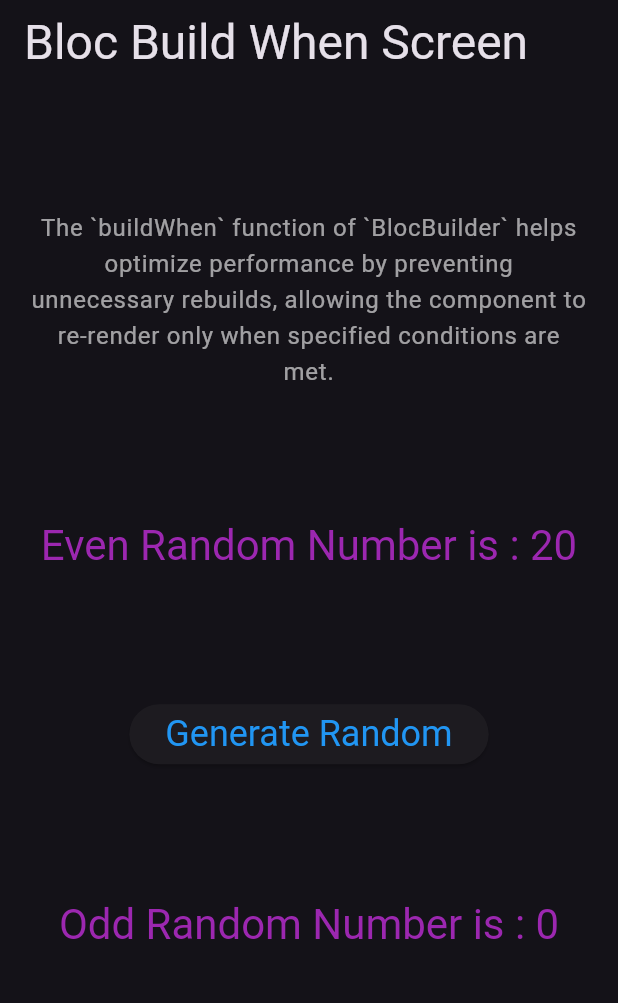
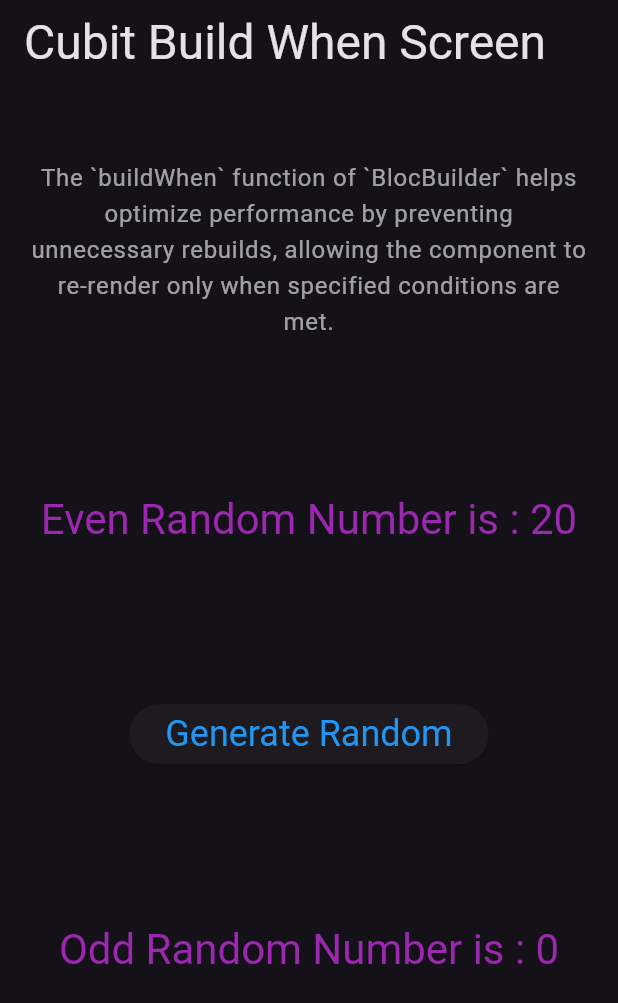
Before and after one commit to jinosh05/flutter_builders_eample, a Flutter app: the screen it shows after launch, after a tap on "Generate Random", on a phone screen of 412 x 824 dp. Shown: the top 1003 px of the screen. Run offline on Flutter 3.47's test engine with Material 3 defaults, Android fonts, the phone set to English and light mode, and no system bars; our stand-ins replace bloc, flutter_bloc, nested.

Commit message:
CubitBuildWhenScreen completed

```diff
--- a/lib/builders/bloc_build_when/build_when_screen.dart
+++ b/lib/builders/bloc_build_when/bloc_build_when_screen.dart
@@ -2,8 +2,8 @@
 import "package:flutter_bloc/flutter_bloc.dart";
 import "package:flutter_builders_eample/builders/bloc_build_when/bloc/build_when_bloc.dart";
 
-class BuildWhenScreen extends StatelessWidget {
-  const BuildWhenScreen({super.key});
+class BlocBuildWhenScreen extends StatelessWidget {
+  const BlocBuildWhenScreen({super.key});
 
   @override
   Widget build(final BuildContext context) {
--- /dev/null
+++ b/lib/builders/cubit_build_when/cubit/build_when_cubit.dart
@@ -0,0 +1,15 @@
+import "dart:math";
+
+import "package:bloc/bloc.dart";
+import "package:meta/meta.dart";
+
+part "build_when_state.dart";
+
+class BuildWhenCubit extends Cubit<BuildWhenState> {
+  BuildWhenCubit() : super(BuildWhenCubitState(0));
+
+  void generateRandNumber() {
+    final int rand = Random().nextInt(100);
+    emit(BuildWhenCubitState(rand));
+  }
+}
--- /dev/null
+++ b/lib/builders/cubit_build_when/cubit/build_when_state.dart
@@ -0,0 +1,9 @@
+part of "build_when_cubit.dart";
+
+@immutable
+sealed class BuildWhenState {}
+
+final class BuildWhenCubitState extends BuildWhenState {
+  BuildWhenCubitState(this.value);
+  final int value;
+}
--- /dev/null
+++ b/lib/builders/cubit_build_when/cubit_build_when_screen.dart
@@ -0,0 +1,93 @@
+import "package:flutter/material.dart";
+import "package:flutter_bloc/flutter_bloc.dart";
+import "package:flutter_builders_eample/builders/cubit_build_when/cubit/build_when_cubit.dart";
+
+class CubitBuildWhenScreen extends StatelessWidget {
+  const CubitBuildWhenScreen({super.key});
+
+  @override
+  Widget build(final BuildContext context) {
+    final BuildWhenCubit cubit = context.read<BuildWhenCubit>();
+    final double w = MediaQuery.sizeOf(context).width / 100;
+    return Scaffold(
+      appBar: AppBar(
+        title: Text(
+          "Cubit Build When Screen",
+          style: Theme.of(context).textTheme.headlineLarge,
+        ),
+      ),
+      body: Column(
+        mainAxisAlignment: MainAxisAlignment.spaceAround,
+        children: <Widget>[
+          Padding(
+            padding: EdgeInsets.symmetric(
+              horizontal: w * 5,
+            ),
+            child: Text(
+              "The `buildWhen` function of `BlocBuilder` helps optimize performance by preventing unnecessary rebuilds, allowing the component to re-render only when specified conditions are met.",
+              textAlign: TextAlign.center,
+              style: Theme.of(context).textTheme.bodyLarge!.copyWith(
+                    color: Colors.white60,
+                  ),
+            ),
+          ),
+          BlocBuilder<BuildWhenCubit, BuildWhenState>(
+            buildWhen: (
+              final BuildWhenState previous,
+              final BuildWhenState current,
+            ) {
+              if (current is BuildWhenCubitState) {
+                return current.value.isEven;
+              }
+              return false;
+            },
+            builder: (final BuildContext context, final BuildWhenState state) {
+              if (state is BuildWhenCubitState) {
+                return Text(
+                  "Even Random Number is : ${state.value}",
+                  style: Theme.of(context).textTheme.headlineMedium!.copyWith(
+                        color: Colors.purple,
+                      ),
+                );
+              }
+              return const Text("");
+            },
+          ),
+          ElevatedButton(
+            onPressed: cubit.generateRandNumber,
+            child: Text(
+              "Generate Random",
+              style: Theme.of(context)
+                  .textTheme
+                  .headlineSmall!
+                  .copyWith(color: Colors.blue),
+            ),
+          ),
+          BlocBuilder<BuildWhenCubit, BuildWhenState>(
+            buildWhen: (
+              final BuildWhenState previous,
+              final BuildWhenState current,
+            ) {
+              if (current is BuildWhenCubitState) {
+                return current.value.isOdd;
+              }
+              return false;
+            },
+            builder: (final BuildContext context, final BuildWhenState state) {
+              if (state is BuildWhenCubitState) {
+                return Text(
+                  "Odd Random Number is : ${state.value}",
+                  style: Theme.of(context).textTheme.headlineMedium!.copyWith(
+                        color: Colors.purple,
+                      ),
+                );
+              }
+              return const Text("");
+            },
+          ),
+          const Text(""),
+        ],
+      ),
+    );
+  }
+}
--- a/lib/main.dart
+++ b/lib/main.dart
@@ -1,12 +1,14 @@
 import "package:flutter/material.dart";
 import "package:flutter_bloc/flutter_bloc.dart";
 import "package:flutter_builders_eample/builders/bloc_build_when/bloc/build_when_bloc.dart";
-import "package:flutter_builders_eample/builders/bloc_build_when/build_when_screen.dart";
+import "package:flutter_builders_eample/builders/bloc_build_when/bloc_build_when_screen.dart";
 import "package:flutter_builders_eample/builders/bloc_with_async/bloc/async_bloc.dart";
 import "package:flutter_builders_eample/builders/bloc_with_async/bloc_with_async.dart";
 import "package:flutter_builders_eample/builders/bloc_with_vlb/bloc/bloc1_bloc.dart";
 import "package:flutter_builders_eample/builders/bloc_with_vlb/bloc_with_vlb.dart";
 import "package:flutter_builders_eample/builders/builders.dart";
+import "package:flutter_builders_eample/builders/cubit_build_when/cubit/build_when_cubit.dart";
+import "package:flutter_builders_eample/builders/cubit_build_when/cubit_build_when_screen.dart";
 import "package:flutter_builders_eample/builders/cubit_builders/cubit/cubit_base_cubit.dart";
 import "package:flutter_builders_eample/builders/cubit_builders/cubit_builders.dart";
 import "package:flutter_builders_eample/builders/cubit_with_vlb/cubit/cubit1_cubit.dart";
@@ -42,6 +44,9 @@
         BlocProvider<BuildWhenBloc>(
           create: (final BuildContext context) => BuildWhenBloc(),
         ),
+        BlocProvider<BuildWhenCubit>(
+          create: (final BuildContext context) => BuildWhenCubit(),
+        ),
       ],
       child: const MainApp(),
     ),
@@ -58,7 +63,7 @@
         theme: ThemeData.dark(),
         home: Builder(
           builder: (final BuildContext context) {
-            return const BuildWhenScreen();
+            return const CubitBuildWhenScreen();
             // ignore: dead_code
             return const BlocWithVlb();
             return const CubitWithVlb();
@@ -68,6 +73,7 @@
             return const BlocWithAsync();
             return const ServiceWithVlb();
             return const VLBuildersPage();
+            return const BlocBuildWhenScreen();
             return HomePage();
             return BlocProvider<PageMemoryBloc>(
               create: (final BuildContext context) => PageMemoryBloc(),
```
